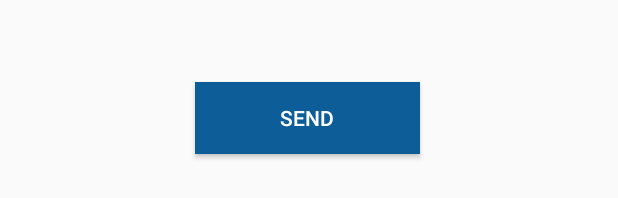
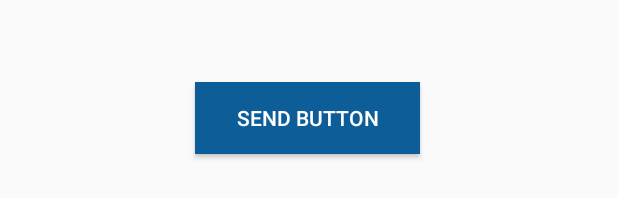
Before and after one commit to AhmadMaree/WorkerProblem, an Android app: the layout creat_snap.xml on its own in the app's theme, with its tools: preview values and no code run, on a phone screen of 412 x 824 dp. Shown: the part 916-1114 px from the top of the screen. Run offline under Robolectric (Android 15) with nearby library versions, the phone set to English and light mode, and no system bars.

```diff
--- a/app/build.gradle
+++ b/app/build.gradle
@@ -6,7 +6,7 @@ android {
         config {
             keyAlias 'key1'
             keyPassword '123123'
-            storeFile file('C:\\Users\\Ahmad\\ahmad.jks')
+            storeFile file('../ahmad.jks')
             storePassword '123123'
         }
     }
--- a/app/src/main/res/layout-land/viewsnap_activity.xml
+++ b/app/src/main/res/layout-land/viewsnap_activity.xml
@@ -38,7 +38,7 @@
             android:layout_marginEnd="14dp"
             android:layout_marginRight="14dp"
             android:layout_marginBottom="128dp"
-            android:text="TextView"
+            android:text="@string/textview"
             android:textColor="@color/colorPrimaryDark"
             android:textSize="30dp"
             app:layout_constraintBottom_toBottomOf="parent"
@@ -54,7 +54,7 @@
             android:layout_height="wrap_content"
             android:layout_marginEnd="244dp"
             android:layout_marginRight="244dp"
-            android:text="Did You Solve It ?"
+            android:text="@string/ask"
             app:layout_constraintBottom_toBottomOf="parent"
             app:layout_constraintEnd_toEndOf="parent" />
     </androidx.constraintlayout.widget.ConstraintLayout>
--- a/app/src/main/res/layout/creat_snap.xml
+++ b/app/src/main/res/layout/creat_snap.xml
@@ -23,6 +23,7 @@
         app:layout_constraintStart_toStartOf="parent"
         app:layout_constraintTop_toTopOf="parent"
         app:layout_constraintVertical_bias="0.423"
+        android:contentDescription="@string/Imageselcted"
         tools:srcCompat="@tools:sample/avatars" />
 
     <Button
@@ -35,8 +36,9 @@
         android:layout_marginRight="8dp"
         android:layout_marginBottom="380dp"
         android:background="@color/colorAccent"
-        android:text="choose image"
+        android:text="@string/chooseimage"
         android:textColor="@color/white"
+        android:transitionName="@string/trans1"
         app:layout_constraintBottom_toBottomOf="parent"
         app:layout_constraintEnd_toEndOf="parent"
         app:layout_constraintHorizontal_bias="1.0"
@@ -54,7 +56,7 @@
         android:layout_marginRight="8dp"
         android:ems="10"
         android:inputType="textPersonName"
-        android:text="Message"
+        android:text="@string/Message"
         app:layout_constraintBottom_toBottomOf="parent"
         app:layout_constraintEnd_toEndOf="parent"
         app:layout_constraintHorizontal_bias="0.0"
@@ -73,7 +75,7 @@
         android:layout_marginRight="8dp"
         android:layout_marginBottom="8dp"
         android:background="@color/colorAccent"
-        android:text="Send"
+        android:text="@string/SendButton"
         android:textColor="@color/white"
         app:layout_constraintBottom_toBottomOf="parent"
         app:layout_constraintEnd_toEndOf="parent"
--- a/app/src/main/res/layout/snap_activity.xml
+++ b/app/src/main/res/layout/snap_activity.xml
@@ -42,8 +42,9 @@
             android:layout_marginEnd="148dp"
             android:layout_marginRight="148dp"
             android:background="@color/colorAccent"
-            android:text="Create Snap"
+            android:text="@string/creatsnap"
             android:textColor="@color/white"
+            android:transitionName="@string/trans1"
             app:layout_constraintEnd_toEndOf="parent"
             app:layout_constraintHorizontal_bias="0.601"
             app:layout_constraintStart_toStartOf="parent"
@@ -57,7 +58,7 @@
             android:layout_marginEnd="148dp"
             android:layout_marginRight="148dp"
             android:background="@color/colorAccent"
-            android:text="Show Recieved Snaps"
+            android:text="@string/recievied"
             android:textColor="@color/white"
             app:layout_constraintEnd_toEndOf="@+id/button"
             app:layout_constraintHorizontal_bias="0.0"
--- a/app/src/main/res/layout/viewsnap_activity.xml
+++ b/app/src/main/res/layout/viewsnap_activity.xml
@@ -32,7 +32,7 @@
         android:layout_marginEnd="14dp"
         android:layout_marginRight="14dp"
         android:layout_marginBottom="128dp"
-        android:text="TextView"
+        android:text="@string/textview"
         android:textSize="30dp"
         android:textColor="@color/colorAccent"
         app:layout_constraintBottom_toBottomOf="parent"
@@ -52,7 +52,7 @@
         android:layout_marginEnd="24dp"
         android:layout_marginRight="24dp"
         android:layout_marginBottom="46dp"
-        android:text="Did You Solve It ?"
+        android:text="@string/ask"
         app:layout_constraintBottom_toBottomOf="parent"
         app:layout_constraintEnd_toEndOf="parent"
         app:layout_constraintStart_toStartOf="parent"
--- a/app/src/main/res/values/styles.xml
+++ b/app/src/main/res/values/styles.xml
@@ -6,6 +6,8 @@
         <item name="colorPrimary">@color/colorPrimary</item>
         <item name="colorPrimaryDark">@color/colorPrimaryDark</item>
         <item name="colorAccent">@color/colorAccent</item>
+        <item name="android:windowContentTransitions">true</item>
+
     </style>
 
     <style name="MyStyle" parent="Theme.AppCompat.Light.DarkActionBar">
@@ -13,12 +15,14 @@
         <item name="colorPrimary">@color/colorPrimary</item>
         <item name="colorPrimaryDark">@color/colorPrimaryDark</item>
         <item name="colorAccent">@color/colorAccent</item>
+        <item name="android:windowContentTransitions">true</item>
     </style>
     <style name="MyStyle2" parent="Theme.AppCompat.Light.NoActionBar">
         <!-- Customize your theme here. -->
         <item name="colorPrimary">@color/colorPrimary</item>
         <item name="colorPrimaryDark">@color/colorPrimaryDark</item>
         <item name="colorAccent">@color/colorAccent</item>
+        <item name="android:windowContentTransitions">true</item>
         <item name="android:windowActivityTransitions">true</item>
     </style>
 
```
Also changed, not shown: app/src/main/java/com/example/workerproblem/CreateSnaps.java (+12 -8 lines), app/src/main/java/com/example/workerproblem/SnapActivity.java (+13 -1 lines), app/src/main/res/layout/singin.xml (+4 -4 lines), app/src/main/res/layout/singup_activity.xml (+4 -4 lines), app/src/main/res/values/strings.xml (+17 -0 lines), 1 other file.
